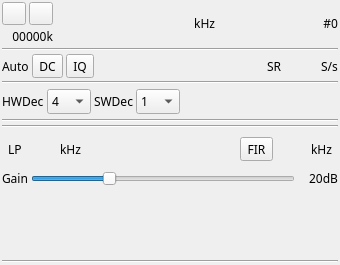
First picture: the form in plugins/samplesource/limesdrinput/limesdrinputgui.ui, repository f4exb/sdrangel, before the edit.
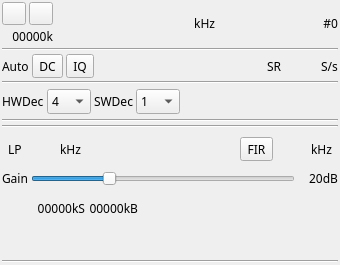
Second picture: the form after the edit. Icons and pictures are not drawn. Custom widgets are drawn as their Qt base class.

Commit message: LimeSDR input: implemented basic stream reporting

```diff
--- a/plugins/samplesource/limesdrinput/limesdrinputgui.ui
+++ b/plugins/samplesource/limesdrinput/limesdrinputgui.ui
@@ -591,6 +591,89 @@
      </item>
     </layout>
    </item>
+   <item>
+    <layout class="QHBoxLayout" name="statusLayout">
+     <property name="leftMargin">
+      <number>6</number>
+     </property>
+     <property name="topMargin">
+      <number>6</number>
+     </property>
+     <property name="rightMargin">
+      <number>6</number>
+     </property>
+     <property name="bottomMargin">
+      <number>6</number>
+     </property>
+     <item>
+      <widget class="QLabel" name="streamStatusLabel">
+       <property name="minimumSize">
+        <size>
+         <width>24</width>
+         <height>24</height>
+        </size>
+       </property>
+       <property name="maximumSize">
+        <size>
+         <width>24</width>
+         <height>24</height>
+        </size>
+       </property>
+       <property name="text">
+        <string/>
+       </property>
+       <property name="pixmap">
+        <pixmap resource="../../../sdrbase/resources/res.qrc">:/stream.png</pixmap>
+       </property>
+      </widget>
+     </item>
+     <item>
+      <widget class="QLabel" name="streamSampleRateText">
+       <property name="minimumSize">
+        <size>
+         <width>50</width>
+         <height>0</height>
+        </size>
+       </property>
+       <property name="text">
+        <string>00000kS</string>
+       </property>
+       <property name="alignment">
+        <set>Qt::AlignRight|Qt::AlignTrailing|Qt::AlignVCenter</set>
+       </property>
+      </widget>
+     </item>
+     <item>
+      <widget class="QLabel" name="streamLinkRateText">
+       <property name="minimumSize">
+        <size>
+         <width>50</width>
+         <height>0</height>
+        </size>
+       </property>
+       <property name="text">
+        <string>00000kB</string>
+       </property>
+       <property name="alignment">
+        <set>Qt::AlignRight|Qt::AlignTrailing|Qt::AlignVCenter</set>
+       </property>
+      </widget>
+     </item>
+     <item>
+      <spacer name="horizontalSpacer_3">
+       <property name="orientation">
+        <enum>Qt::Horizontal</enum>
+       </property>
+       <property name="sizeHint" stdset="0">
+        <size>
+         <width>40</width>
+         <height>20</height>
+        </size>
+       </property>
+      </spacer>
+     </item>
+    </layout>
+   </item>
    <item>
     <layout class="QHBoxLayout" name="padLayout">
      <item>
```
The commit also changes 6 other files.
